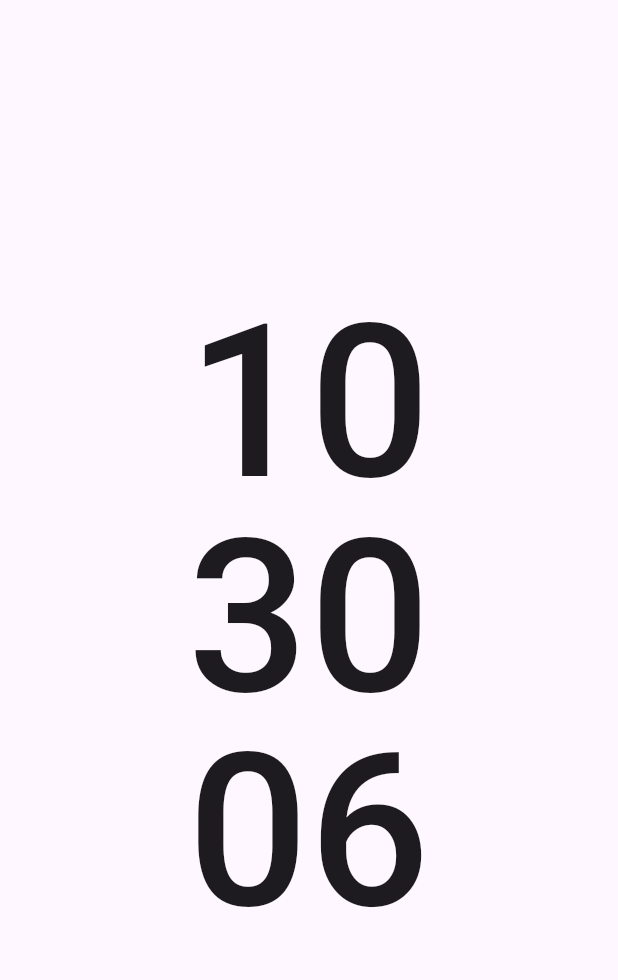
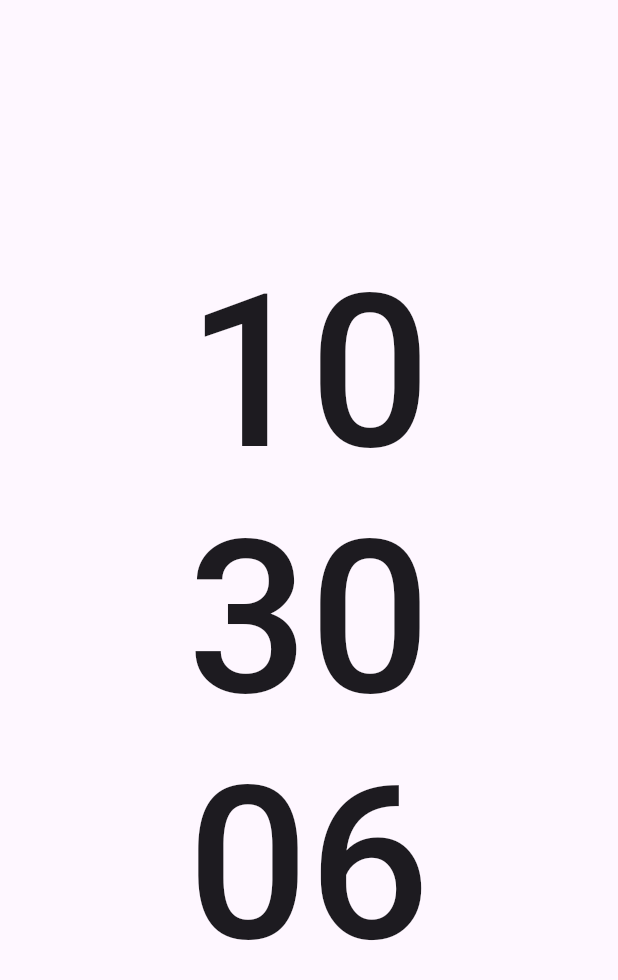
Before and after one commit to anoochit/simply_flipclock, a Flutter app: the screen it shows after launch, on a phone screen of 412 x 824 dp. Shown: the top 980 px of the screen. Run offline on Flutter 3.47's test engine with Material 3 defaults, Android fonts, the phone set to English and light mode, and no system bars; drawn by our look-alikes of animated_flip_counter; our stand-ins replace get, wakelock_plus; missing offline and left inert: fullscreen_window.

Commit message:
update simple theme

```diff
--- a/lib/app/themes/simple.dart
+++ b/lib/app/themes/simple.dart
@@ -19,7 +19,7 @@ class SimpleTheme extends ClockTheme {
     return TextStyle(
       fontSize: textStyle.fontSize! * 2,
       fontWeight: FontWeight.w500,
-      height: 1.0,
+      height: 1.15,
     );
   }
 
@@ -28,7 +28,7 @@ class SimpleTheme extends ClockTheme {
     return TextStyle(
       fontSize: textStyle.fontSize! * 2.5,
       fontWeight: FontWeight.w500,
-      height: 1.0,
+      height: 1.15,
     );
   }
 }
```
